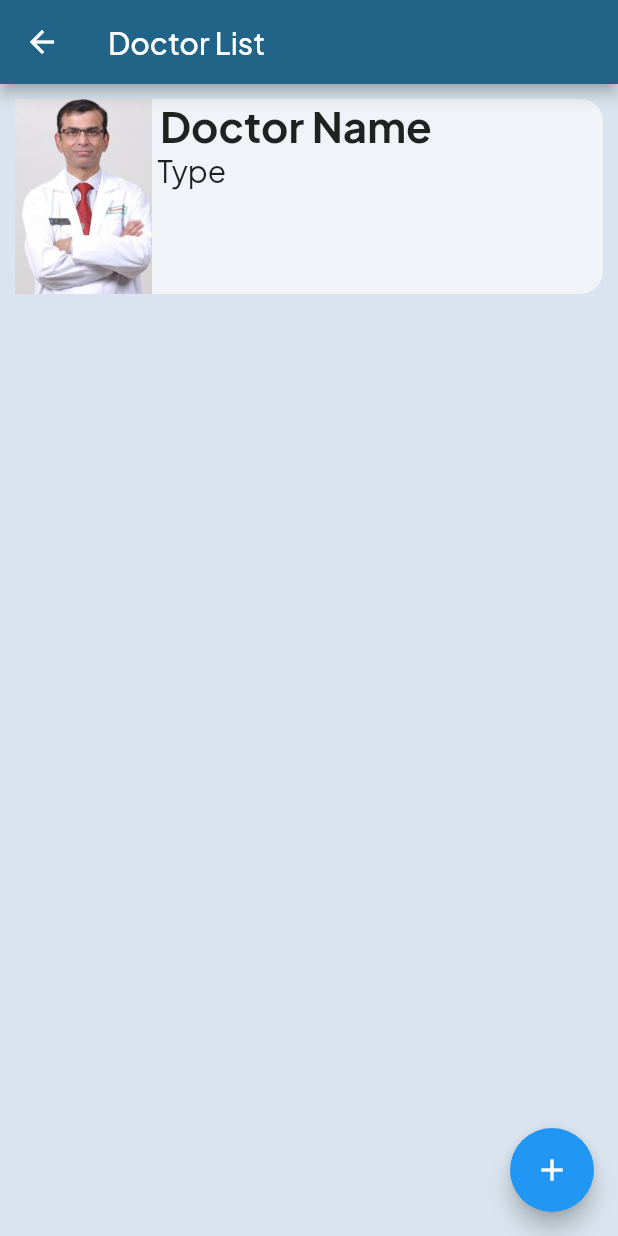
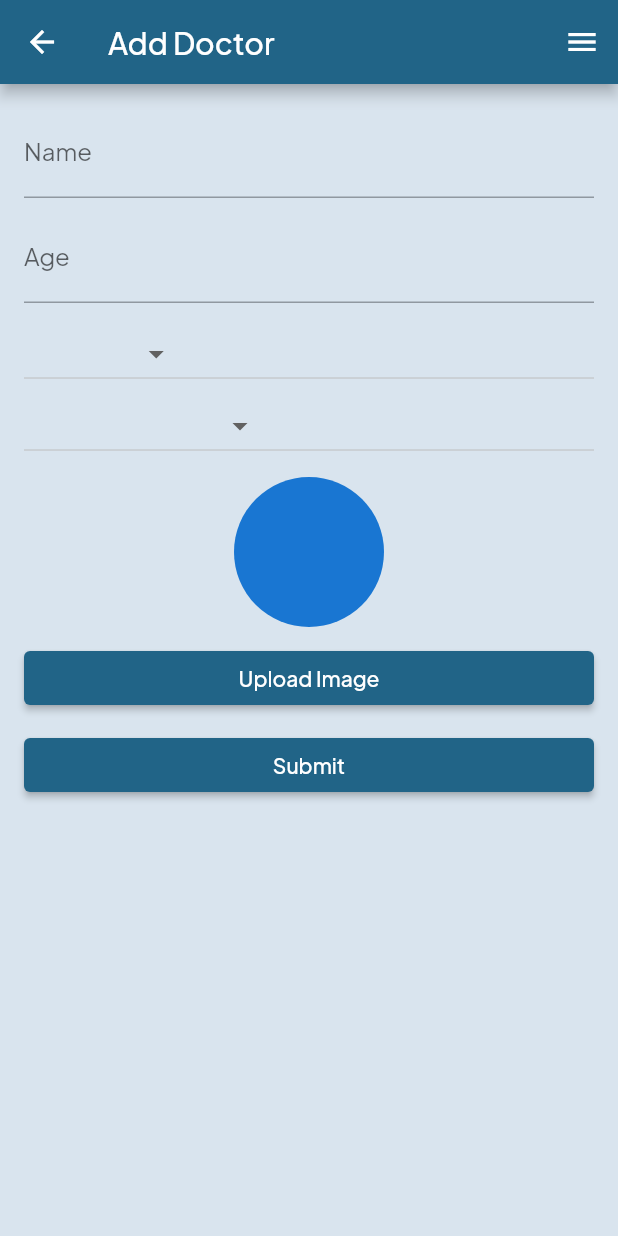
Before and after one commit to Jannatul-Ferdous-Sabrin/Virtual-Aid, a Flutter app: the HospitalDoctorList screen opened directly, after a tap on the "add" icon, on a phone screen of 412 x 824 dp. Run offline on Flutter 3.47's test engine with Material 2 defaults, Android fonts, the phone set to English and light mode, and no system bars; our stand-ins replace awesome_dialog, cloud_firestore, email_validator, firebase_auth, firebase_core, google_fonts and 3 more; missing offline and left inert: ytlogin; accounts and stored records are empty.

Commit message:
3rd commit

```diff
--- /dev/null
+++ b/lib/Doctor Appoinment/AddDoctor.dart
@@ -0,0 +1,214 @@
+import 'dart:io';
+import 'package:cloud_firestore/cloud_firestore.dart';
+import 'package:flutter/material.dart';
+//import 'package:firebase_core/firebase_core.dart';
+import 'package:firebase_auth/firebase_auth.dart';
+import 'package:image_picker/image_picker.dart';
+
+class AddDoctor extends StatefulWidget {
+  @override
+  State<AddDoctor> createState() => AddDoctorState();
+}
+
+class AddDoctorState extends State<AddDoctor> {
+  File? _image;
+
+  pickImage() async {
+    final ImagePicker imagePicker = ImagePicker();
+
+    final pickedXFile =
+        await imagePicker.pickImage(source: ImageSource.gallery);
+
+    final galleryFile = File(pickedXFile!.path);
+
+    // if (galleryFile == null) {
+    //   return galleryFile.readAsBytes();
+    // } else {
+    //   print('No Image Selected');
+    // }
+
+    setState(() {
+      _image = galleryFile;
+    });
+  }
+
+  final controllerName = TextEditingController();
+  final controllerAge = TextEditingController();
+  final controllerHospital = TextEditingController();
+  //final controllerSpecialist = TextEditingController();
+  final controllerDesciption = TextEditingController();
+
+  final GlobalKey<FormState> _formKey = GlobalKey<FormState>();
+
+  String specialistValue = '                            ';
+  String hospitalValue = '                            ';
+
+  @override
+  Widget build(BuildContext context) {
+    return Scaffold(
+      backgroundColor: const Color(0xFFD9E4EE),
+      appBar: AppBar(
+        title: const Text('Add Doctor'),
+        actions: [
+          IconButton(
+            icon: const Icon(Icons.menu),
+            onPressed: () {},
+          ),
+        ],
+      ),
+      body: Form(
+        key: _formKey,
+        child: ListView(
+          padding: const EdgeInsets.all(16),
+          children: <Widget>[
+            TextFormField(
+              validator: (value) {
+                if (value!.isEmpty) {
+                  return 'Please Name must not be empty';
+                } else {
+                  return null;
+                }
+              },
+              controller: controllerName,
+              decoration: const InputDecoration(
+                label: Text('Name'),
+              ),
+            ),
+            const SizedBox(height: 10),
+            TextFormField(
+              validator: (value) {
+                if (value!.isEmpty) {
+                  return 'Please Age must not be empty';
+                } else {
+                  return null;
+                }
+              },
+              controller: controllerAge,
+              decoration: const InputDecoration(
+                label: Text('Age'),
+              ),
+            ),
+            const SizedBox(height: 10),
+            DropdownButton(
+              value: specialistValue,
+              items: specialistList.map<DropdownMenuItem<String>>((e) {
+                return DropdownMenuItem(
+                  value: e,
+                  child: Text(e),
+                );
+              }).toList(),
+              onChanged: (String? value) {
+                setState(() {
+                  specialistValue = value!;
+                });
+              },
+            ),
+            DropdownButton(
+              value: hospitalValue,
+              items: hospitalList.map<DropdownMenuItem<String>>((e) {
+                return DropdownMenuItem(
+                  value: e,
+                  child: Text(e),
+                );
+              }).toList(),
+              onChanged: (String? value) {
+                setState(() {
+                  hospitalValue = value!;
+                });
+              },
+            ),
+            const SizedBox(height: 10),
+            CircleAvatar(
+              radius: 50,
+              backgroundImage: _image != null ? FileImage(_image!) : null,
+            ),
+            const SizedBox(height: 10),
+            ElevatedButton(
+              onPressed: () {
+                pickImage();
+              },
+              child: const Text('Upload Image'),
+            ),
+            const SizedBox(height: 10),
+            ElevatedButton(
+              child: const Text('Submit'),
+              onPressed: () {
+                if (_formKey.currentState!.validate()) {
+                  _formKey.currentState!.save();
+                  final doctors = Doctors(
+                    name: controllerName.text,
+                    age: int.parse(controllerAge.text),
+                    hospital: controllerHospital.text,
+                    specialist: specialistValue,
+                    //userImageFile: _image,
+                  );
+
+                  createUser(doctors);
+
+                  Navigator.pop(context);
+                } else {
+                  ScaffoldMessenger.of(context).showSnackBar(
+                    const SnackBar(
+                      content: Text('Fields must not be empty'),
+                    ),
+                  );
+                }
+              },
+            ),
+          ],
+        ),
+      ),
+    );
+  }
+
+  Future createUser(Doctors Doctors) async {
+    final docDoctors =
+        FirebaseFirestore.instance.collection('DoctorList').doc();
+    Doctors.id = docDoctors.id;
+
+    final json = Doctors.toJson();
+    await docDoctors.set(json);
+  }
+}
+
+class Doctors {
+  String id;
+  final String name;
+  final int age;
+  final String hospital;
+  final String specialist;
+  //final File userImageFile;
+
+  Doctors({
+    this.id = '',
+    required this.name,
+    required this.age,
+    required this.hospital,
+    required this.specialist,
+    //required this.userImageFile,
+  });
+
+  Map<String, dynamic> toJson() => {
+        'id': id,
+        'name': name,
+        'age': age,
+        'hospital': hospital,
+        'specialist': specialist,
+      };
+}
+
+List<String> specialistList = [
+  '                            ',
+  'Heart',
+  'Brain',
+  'Teeth',
+  'Eye',
+];
+
+List<String> hospitalList = [
+  '                            ',
+  'Al-Haramain',
+  'IBN-Sina',
+  'Heart Foundation',
+  'Mount-Adora',
+];
--- a/lib/Doctor Appoinment/HospitalDoctorList.dart
+++ b/lib/Doctor Appoinment/HospitalDoctorList.dart
@@ -1,4 +1,8 @@
+import 'package:cloud_firestore/cloud_firestore.dart';
 import 'package:flutter/material.dart';
+
+import 'AddDoctor.dart';
+import 'DoctorDetails.dart';
 
 class HospitalDoctorList extends StatelessWidget {
   @override
@@ -8,11 +12,54 @@ class HospitalDoctorList extends StatelessWidget {
       appBar: AppBar(
         title: const Text('Doctor List'),
       ),
-      body: SingleChildScrollView(
+      body: StreamBuilder<List<Doctors>>(
+          stream: readUsers(),
+          builder: (context, snapshot) {
+            if (snapshot.hasError) {
+              return Text('Something went wrong! ${snapshot.error}');
+            } else if (snapshot.hasData) {
+              final doctors = snapshot.data!;
+              return ListView(
+                children: doctors
+                    .map((doctors) => buildDoctors(context, doctors))
+                    .toList(),
+              );
+            } else {
+              return const Center(
+                child: CircularProgressIndicator(),
+              );
+            }
+          }),
+      floatingActionButton: FloatingActionButton(
+        backgroundColor: Colors.blue,
+        onPressed: () {
+          Navigator.push(
+            context,
+            MaterialPageRoute(
+              builder: (context) => AddDoctor(),
+            ),
+          );
+        },
+        child: const Icon(Icons.add),
+      ),
+    );
+  }
+
+  Widget buildDoctors(BuildContext context, Doctors doctors) =>
+      SingleChildScrollView(
         child: Padding(
           padding: const EdgeInsets.all(10),
+          child: InkWell(
+            onTap: () {
+              Navigator.push(
+                context,
+                MaterialPageRoute(
+                  builder: (context) => DoctorDetails(),
+                ),
+              );
+            },
             child: Container(
-            height: 130,
+              height: 120,
               decoration: BoxDecoration(
                 borderRadius: BorderRadius.circular(15),
                 color: Colors.white60,
@@ -24,19 +71,34 @@ class HospitalDoctorList extends StatelessWidget {
                     'assets/PKC-Pics_0.jpg',
                     height: double.infinity,
                   ),
+                  const SizedBox(width: 10),
                   Column(
                     crossAxisAlignment: CrossAxisAlignment.start,
-                  children: const <Widget>[
+                    children: <Widget>[
                       Text(
-                      ' Doctor Name',
-                      style: TextStyle(
+                        (doctors.name),
+                        style: const TextStyle(
                           fontSize: 28,
                           fontWeight: FontWeight.bold,
                         ),
                       ),
                       Text(
-                      ' Type',
-                      style: TextStyle(
+                        doctors.specialist,
+                        style: const TextStyle(
+                          fontSize: 20,
+                          //fontWeight: FontWeight.bold,
+                        ),
+                      ),
+                      Text(
+                        doctors.hospital,
+                        style: const TextStyle(
+                          fontSize: 20,
+                          //fontWeight: FontWeight.bold,
+                        ),
+                      ),
+                      Text(
+                        '${doctors.age}',
+                        style: const TextStyle(
                           fontSize: 20,
                           //fontWeight: FontWeight.bold,
                         ),
@@ -48,11 +110,35 @@ class HospitalDoctorList extends StatelessWidget {
             ),
           ),
         ),
-      floatingActionButton: FloatingActionButton(
-        backgroundColor: Colors.blue,
-        onPressed: () {},
-        child: const Icon(Icons.add),
-      ),
+      );
+
+  Stream<List<Doctors>> readUsers() => FirebaseFirestore.instance
+      .collection('DoctorList')
+      .snapshots()
+      .map((snapshot) =>
+          snapshot.docs.map((doc) => Doctors.fromJson(doc.data())).toList());
+}
+
+class Doctors {
+  String id;
+  final String name;
+  final int age;
+  final String hospital;
+  final String specialist;
+
+  Doctors({
+    this.id = '',
+    required this.name,
+    required this.age,
+    required this.hospital,
+    required this.specialist,
+  });
+
+  static Doctors fromJson(Map<String, dynamic> json) => Doctors(
+        id: json['id'],
+        name: json['name'],
+        age: json['age'],
+        hospital: json['hospital'],
+        specialist: json['specialist'],
       );
 }
-}
```
Also changed, not shown: lib/Doctor Appoinment/DoctorDetails.dart (added, +46 -0 lines). Lines whose indentation alone changed are shown as unchanged.
